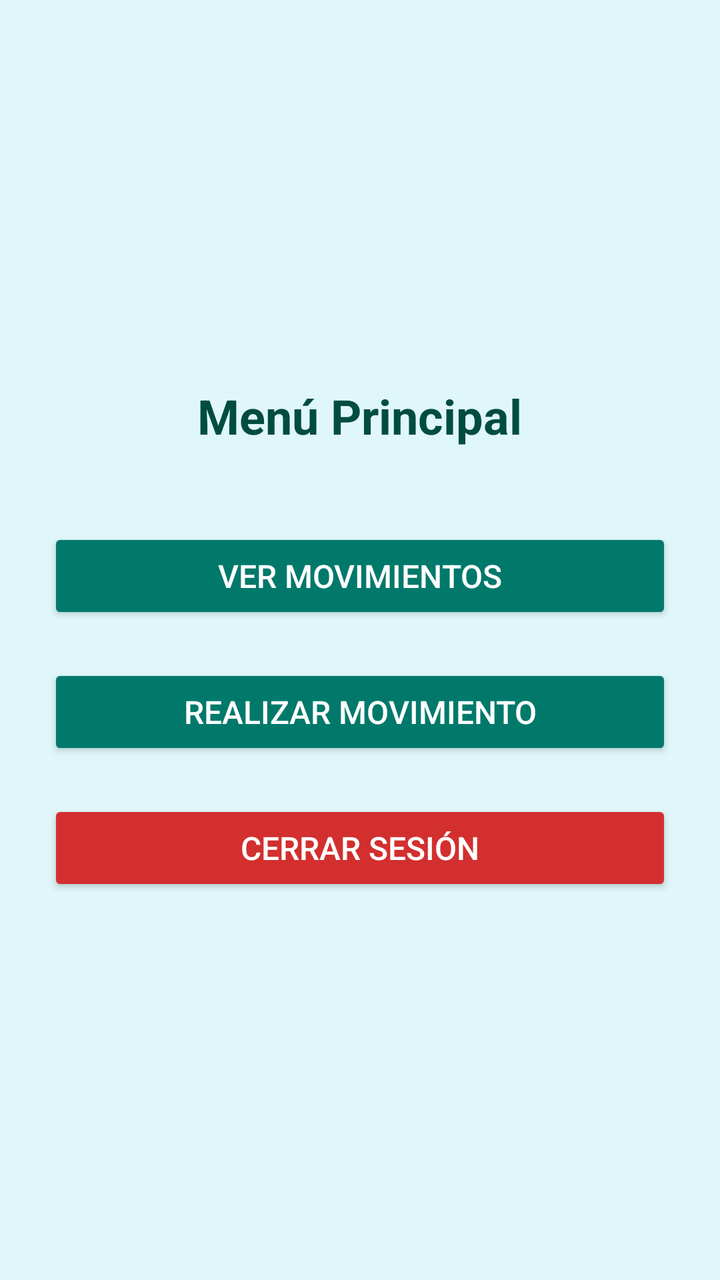
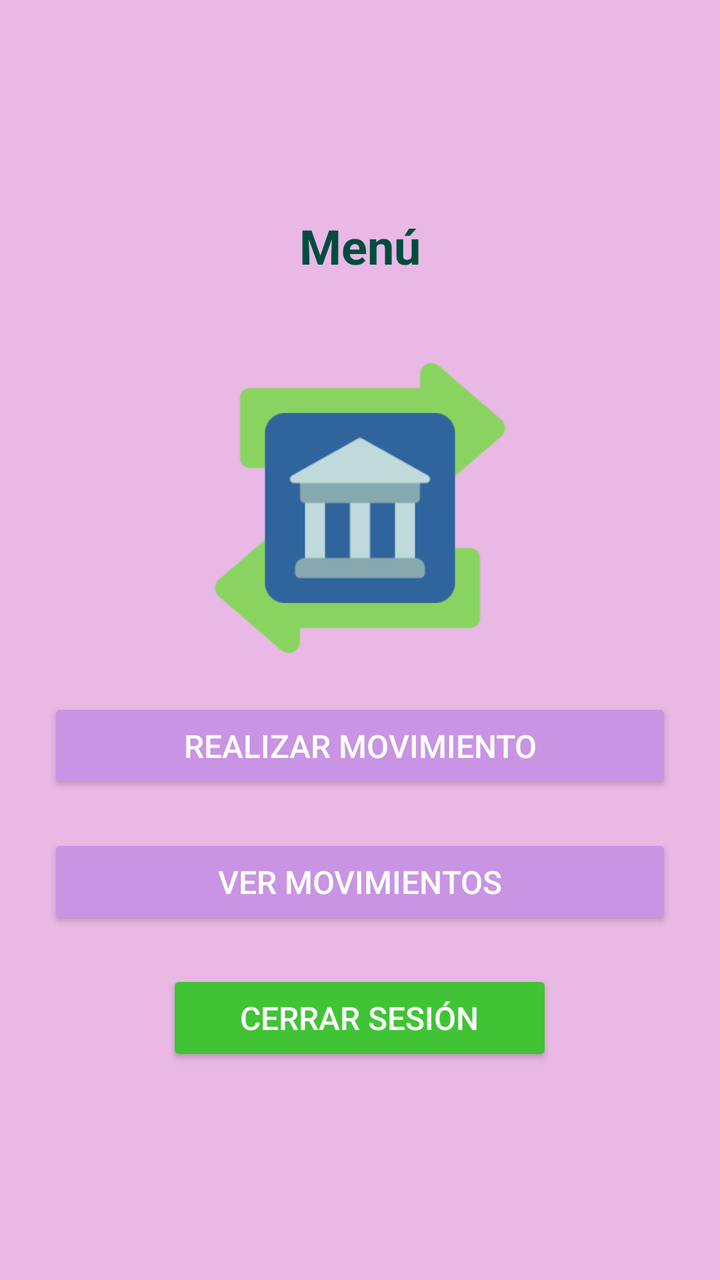

Before-and-after screenshots of an Android layout around one commit, followed by the original layout XML and the change that was made.
<!-- AndroidManifest.xml: application theme Theme.EUREKA_BANK_CLIMOV_RESTFUL -->
<!-- res/layout/activity_menu.xml -->
<?xml version="1.0" encoding="utf-8"?>
<LinearLayout xmlns:android="http://schemas.android.com/apk/res/android"
    android:layout_width="match_parent"
    android:layout_height="match_parent"
    android:orientation="vertical"
    android:gravity="center"
    android:background="#e0f7fa"
    android:padding="24dp">

    <TextView
        android:id="@+id/txtTitulo"
        android:layout_width="wrap_content"
        android:layout_height="wrap_content"
        android:text="Menú Principal"
        android:textColor="#004d40"
        android:textSize="24sp"
        android:textStyle="bold"
        android:layout_marginBottom="40dp" />

    <Button
        android:id="@+id/btnMovimientos"
        android:layout_width="match_parent"
        android:layout_height="wrap_content"
        android:text="Ver Movimientos"
        android:backgroundTint="#00796b"
        android:textColor="#ffffff"
        android:layout_marginBottom="20dp"
        android:padding="12dp"
        android:textSize="16sp" />

    <Button
        android:id="@+id/btnRegistrar"
        android:layout_width="match_parent"
        android:layout_height="wrap_content"
        android:text="Realizar Movimiento"
        android:backgroundTint="#00796b"
        android:textColor="#ffffff"
        android:layout_marginBottom="20dp"
        android:padding="12dp"
        android:textSize="16sp" />

    <Button
        android:id="@+id/btnCerrar"
        android:layout_width="match_parent"
        android:layout_height="wrap_content"
        android:text="Cerrar Sesión"
        android:backgroundTint="#d32f2f"
        android:textColor="#ffffff"
        android:padding="12dp"
        android:textSize="16sp" />
</LinearLayout>
<!-- resources referenced by this layout -->
<resources>
  <style name="Theme.EUREKA_BANK_CLIMOV_RESTFUL" parent="Theme.AppCompat.Light.NoActionBar">
      </style>
</resources>

<!-- the commit's change to res/layout/activity_menu.xml (unified diff, before → after) -->
@@ -4,48 +4,56 @@
     android:layout_height="match_parent"
     android:orientation="vertical"
     android:gravity="center"
-    android:background="#e0f7fa"
+    android:background="#EAB8E4"
     android:padding="24dp">
 
-    <TextView
-        android:id="@+id/txtTitulo"
-        android:layout_width="wrap_content"
-        android:layout_height="wrap_content"
-        android:text="Menú Principal"
-        android:textColor="#004d40"
-        android:textSize="24sp"
-        android:textStyle="bold"
-        android:layout_marginBottom="40dp" />
+<TextView
+android:id="@+id/txtTitulo"
+android:layout_width="wrap_content"
+android:layout_height="wrap_content"
+android:layout_marginBottom="40dp"
+android:text="Menú"
+android:textColor="#004d40"
+android:textSize="24sp"
+android:textStyle="bold" />
 
-    <Button
-        android:id="@+id/btnMovimientos"
-        android:layout_width="match_parent"
-        android:layout_height="wrap_content"
-        android:text="Ver Movimientos"
-        android:backgroundTint="#00796b"
-        android:textColor="#ffffff"
-        android:layout_marginBottom="20dp"
-        android:padding="12dp"
-        android:textSize="16sp" />
+<ImageView
+android:id="@+id/imgMenu"
+android:layout_width="150dp"
+    android:layout_height="150dp"
+    android:src="@drawable/banco"
+    android:layout_marginBottom="20dp"
+    android:contentDescription="Imagen del menú" />
 
     <Button
         android:id="@+id/btnRegistrar"
         android:layout_width="match_parent"
         android:layout_height="wrap_content"
+        android:layout_marginBottom="20dp"
+        android:backgroundTint="#c894e3"
+        android:padding="12dp"
         android:text="Realizar Movimiento"
-        android:backgroundTint="#00796b"
         android:textColor="#ffffff"
-        android:layout_marginBottom="20dp"
-        android:padding="12dp"
         android:textSize="16sp" />
 
     <Button
+android:id="@+id/btnVerMovimientos"
+android:layout_width="match_parent"
+android:layout_height="wrap_content"
+android:text="Ver Movimientos"
+android:backgroundTint="#c894e3"
+android:textColor="#ffffff"
+android:layout_marginBottom="20dp"
+android:padding="12dp"
+android:textSize="16sp" />
+
+    <Button
         android:id="@+id/btnCerrar"
-        android:layout_width="match_parent"
+        android:layout_width="193dp"
         android:layout_height="wrap_content"
+        android:backgroundTint="#40c435"
+        android:padding="12dp"
         android:text="Cerrar Sesión"
-        android:backgroundTint="#d32f2f"
         android:textColor="#ffffff"
-        android:padding="12dp"
         android:textSize="16sp" />
-</LinearLayout>
+    </LinearLayout>
<!-- resource entries referenced after the edit -->
@@ -1,5 +1,6 @@
 <!-- resources referenced by this layout -->
 <resources>
+  <!-- drawable banco: png bitmap (drawable, 6995 bytes) -->
   <style name="Theme.EUREKA_BANK_CLIMOV_RESTFUL" parent="Theme.AppCompat.Light.NoActionBar">
       </style>
 </resources>
